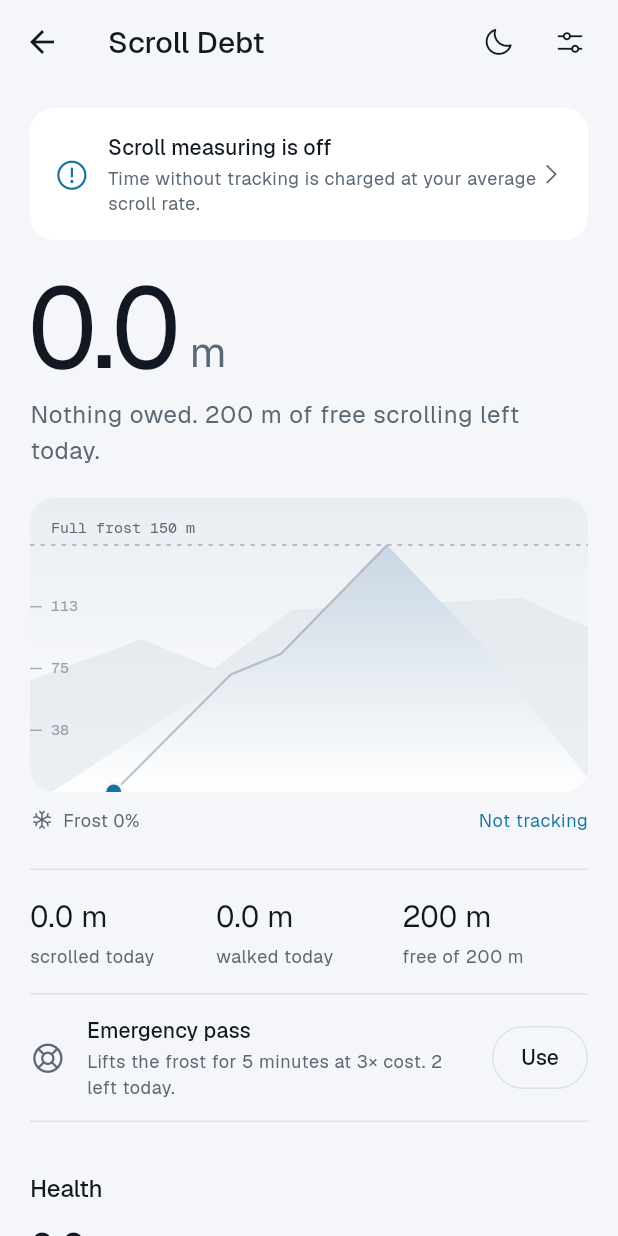
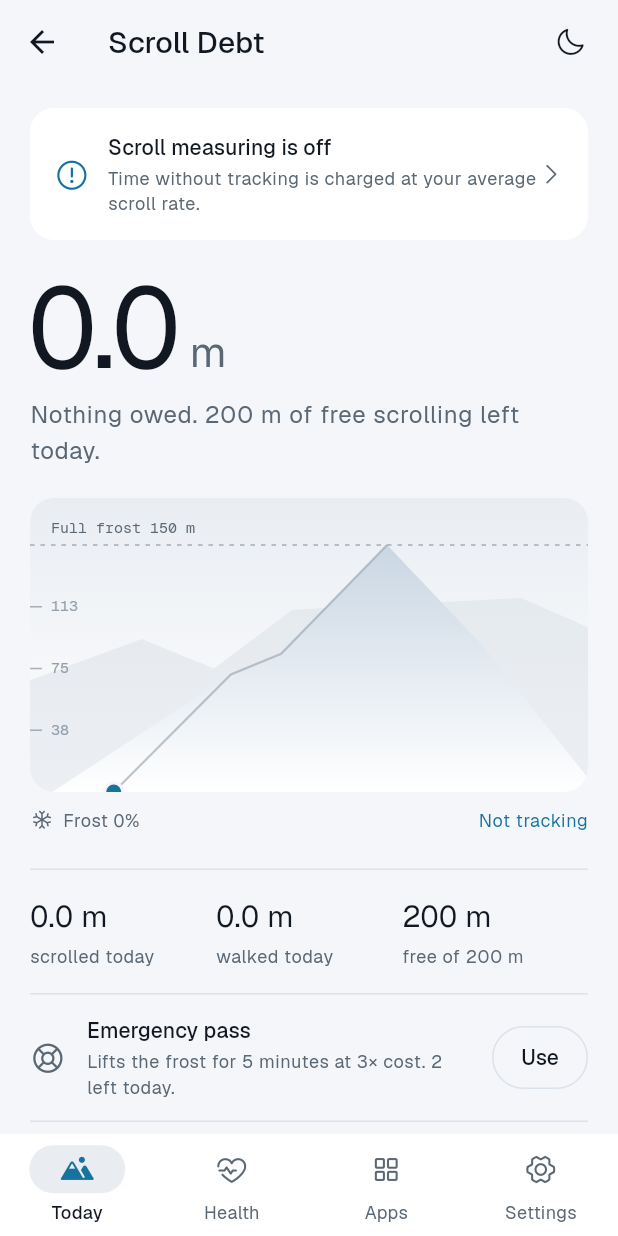
Before and after one commit to lebaaar/doomwalk, a Flutter app: the HomeScreen screen opened directly, after a tap on "Use", after a tap on "End", on a phone screen of 412 x 824 dp. Run offline on Flutter 3.47's test engine with Material 3 defaults, Android fonts, the phone set to English and light mode, and no system bars; our stand-ins replace flutter_riverpod, pedometer, permission_handler, share_plus, sqflite; missing offline and left inert: home_widget; accounts and stored records are empty; project files that could hold a hidden picture were left out.

Commit message:
Bottom navigation bar: Today, Health, Apps, Settings
Home becomes a tabbed shell (IndexedStack keeps scroll positions) with a
Material 3 NavigationBar. Phosphor Fill is bundled for selected icons.
Settings renders embedded as a tab. Health chart labels its goal line.

Co-Authored-By: Claude Opus 5.5 <noreply@anthropic.com>
Claude-Session: https://claude.ai/code/session_01YCY2t1jaTZchcHkSfcDLD6

```diff
--- a/lib/ui/home_screen.dart
+++ b/lib/ui/home_screen.dart
@@ -27,6 +27,7 @@ class HomeScreen extends ConsumerStatefulWidget {
 
 class _HomeScreenState extends ConsumerState<HomeScreen> with WidgetsBindingObserver {
   bool _week = false;
+  int _tab = 0;
   Timer? _clock;
 
   @override
@@ -55,9 +56,14 @@ class _HomeScreenState extends ConsumerState<HomeScreen> with WidgetsBindingObse
   Widget build(BuildContext context) {
     final c = ref.watch(controllerProvider);
     final dark = Theme.of(context).brightness == Brightness.dark;
+    const titles = ['Scroll Debt', 'Health', 'Apps', 'Settings'];
+    Widget page(List<Widget> children) => ListView(
+          padding: const EdgeInsets.fromLTRB(20, 4, 20, 32),
+          children: children,
+        );
     return Scaffold(
       appBar: AppBar(
-        title: const Text('Scroll Debt'),
+        title: Text(titles[_tab]),
         actions: [
           if (c.config.demoMode)
             Padding(
@@ -71,20 +77,14 @@ class _HomeScreenState extends ConsumerState<HomeScreen> with WidgetsBindingObse
             icon: Icon(dark ? Ph.sun : Ph.moon, size: 22),
             onPressed: () => c.setThemeMode(dark ? 'light' : 'dark'),
           ),
-          IconButton(
-            tooltip: 'Settings',
-            icon: const Icon(Ph.slidersHorizontal, size: 22),
-            onPressed: () =>
-                Navigator.of(context).push(MaterialPageRoute<void>(builder: (_) => const SettingsScreen())),
-          ),
           const SizedBox(width: 8),
         ],
       ),
-      body: SafeArea(
-        top: false,
-        child: ListView(
-          padding: const EdgeInsets.fromLTRB(20, 4, 20, 40),
-          children: [
+      // Tabs keep their scroll position when switching.
+      body: IndexedStack(
+        index: _tab,
+        children: [
+          page([
             if (!c.status.accessibilityEnabled) const _TrackingOff(),
             const SizedBox(height: 20),
             _Hero(c: c),
@@ -93,13 +93,26 @@ class _HomeScreenState extends ConsumerState<HomeScreen> with WidgetsBindingObse
             const SizedBox(height: 24),
             _Stats(c: c),
             _EmergencyPass(c: c),
-            const SectionTitle('Health'),
+            const SectionTitle('Ledger'),
+            _Ledger(c: c),
+            if (kDebugMode) ...[
+              const SectionTitle('Debug build'),
+              _DebugTools(c: c),
+            ],
+          ]),
+          page([
+            const SizedBox(height: 16),
             _Health(c: c),
             const SectionTitle('Landmarks'),
             _Landmarks(c: c),
-            SectionTitle(
-              'By app',
-              trailing: SegmentedButton<bool>(
+          ]),
+          page([
+            const SizedBox(height: 8),
+            Row(children: [
+              Expanded(
+                child: Text('Tap an app to share its card.', style: Theme.of(context).textTheme.bodySmall),
+              ),
+              SegmentedButton<bool>(
                 showSelectedIcon: false,
                 segments: const [
                   ButtonSegment(value: false, label: Text('Today')),
@@ -108,16 +121,22 @@ class _HomeScreenState extends ConsumerState<HomeScreen> with WidgetsBindingObse
                 selected: {_week},
                 onSelectionChanged: (s) => setState(() => _week = s.first),
               ),
-            ),
+            ]),
+            const SizedBox(height: 12),
             _AppList(c: c, week: _week),
-            const SectionTitle('Ledger'),
-            _Ledger(c: c),
-            if (kDebugMode) ...[
-              const SectionTitle('Debug build'),
-              _DebugTools(c: c),
-            ],
-          ],
-        ),
+          ]),
+          const SettingsScreen(embedded: true),
+        ],
+      ),
+      bottomNavigationBar: NavigationBar(
+        selectedIndex: _tab,
+        onDestinationSelected: (i) => setState(() => _tab = i),
+        destinations: const [
+          NavigationDestination(icon: Icon(Ph.mountains), selectedIcon: Icon(PhFill.mountains), label: 'Today'),
+          NavigationDestination(icon: Icon(Ph.heartbeat), selectedIcon: Icon(PhFill.heartbeat), label: 'Health'),
+          NavigationDestination(icon: Icon(Ph.squaresFour), selectedIcon: Icon(PhFill.squaresFour), label: 'Apps'),
+          NavigationDestination(icon: Icon(Ph.gear), selectedIcon: Icon(PhFill.gear), label: 'Settings'),
+        ],
       ),
     );
   }
@@ -282,6 +301,11 @@ class _Health extends StatelessWidget {
                 for (var x = 0; x < 40; x++)
                   Expanded(child: Container(height: 1, color: x.isEven ? col.faint : Colors.transparent)),
               ]),
+            ),
+            Positioned(
+              right: 0,
+              bottom: 24 + goalY,
+              child: Text('goal ${formatMetres(goal, decimals: 0)}', style: t.bodySmall?.copyWith(fontSize: 11)),
             ),
             Row(crossAxisAlignment: CrossAxisAlignment.end, children: [
               for (var i = 0; i < 7; i++)
--- a/lib/ui/icons.dart
+++ b/lib/ui/icons.dart
@@ -25,4 +25,16 @@ abstract final class Ph {
   static const walk = IconData(0xe73a, fontFamily: _f);
   static const target = IconData(0xe47c, fontFamily: _f);
   static const lightning = IconData(0xe2de, fontFamily: _f);
+  static const mountains = IconData(0xe7ae, fontFamily: _f);
+  static const heartbeat = IconData(0xe2ac, fontFamily: _f);
+  static const gear = IconData(0xe272, fontFamily: _f);
 }
+
+/// Phosphor Fill, same code points, for selected states.
+abstract final class PhFill {
+  static const _f = 'PhosphorFill';
+  static const mountains = IconData(0xe7ae, fontFamily: _f);
+  static const heartbeat = IconData(0xe2ac, fontFamily: _f);
+  static const squaresFour = IconData(0xe464, fontFamily: _f);
+  static const gear = IconData(0xe272, fontFamily: _f);
+}
--- a/lib/ui/settings_screen.dart
+++ b/lib/ui/settings_screen.dart
@@ -11,7 +11,10 @@ import 'providers.dart';
 import 'theme.dart';
 
 class SettingsScreen extends ConsumerWidget {
-  const SettingsScreen({super.key});
+  const SettingsScreen({super.key, this.embedded = false});
+
+  /// Shown as a tab inside the home shell (no own app bar).
+  final bool embedded;
 
   @override
   Widget build(BuildContext context, WidgetRef ref) {
@@ -21,7 +24,7 @@ class SettingsScreen extends ConsumerWidget {
     void set(DebtConfig n) => c.updateConfig(n);
     const demo = DebtConfig.demo;
 
-    return Scaffold(
+    final page = Scaffold(
       appBar: AppBar(title: const Text('Settings')),
       body: ListView(
         padding: const EdgeInsets.fromLTRB(20, 0, 20, 40),
@@ -215,6 +218,7 @@ class SettingsScreen extends ConsumerWidget {
         ],
       ),
     );
+    return embedded ? page.body! : page;
   }
 }
 
--- a/lib/ui/theme.dart
+++ b/lib/ui/theme.dart
@@ -208,6 +208,20 @@ ThemeData buildTheme(Brightness brightness) {
       ),
       hintStyle: TextStyle(color: p.muted),
     ),
+    navigationBarTheme: NavigationBarThemeData(
+      backgroundColor: p.raised,
+      surfaceTintColor: Colors.transparent,
+      indicatorColor: p.raised2,
+      height: 68,
+      labelTextStyle: WidgetStateProperty.resolveWith((s) => TextStyle(
+            fontFamily: 'Geist',
+            fontSize: 12,
+            fontWeight: s.contains(WidgetState.selected) ? FontWeight.w500 : FontWeight.w400,
+            color: s.contains(WidgetState.selected) ? p.text : p.muted,
+          )),
+      iconTheme: WidgetStateProperty.resolveWith(
+          (s) => IconThemeData(size: 22, color: s.contains(WidgetState.selected) ? p.accent : p.muted)),
+    ),
     progressIndicatorTheme: ProgressIndicatorThemeData(color: p.text),
   );
 }
--- a/pubspec.yaml
+++ b/pubspec.yaml
@@ -81,3 +81,6 @@ flutter:
     - family: Phosphor
       fonts:
         - asset: assets/fonts/Phosphor-Regular.ttf
+    - family: PhosphorFill
+      fonts:
+        - asset: assets/fonts/Phosphor-Fill.ttf
```
Also changed, not shown: assets/fonts/Phosphor-Fill.ttf (added), 8 other files.
